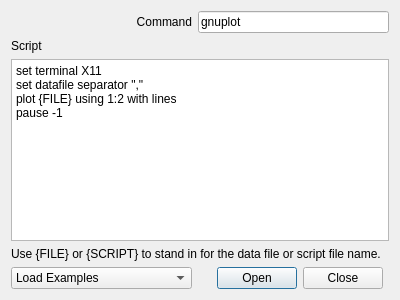
The window that plotdialog.ui (wd5gnr/qrigol) describes before a commit, drawn with Qt 5.
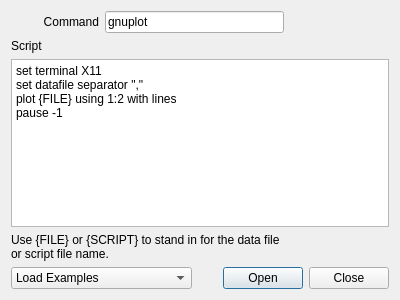
The same window after the commit.

What changed in the file:
```diff
--- a/plotdialog.ui
+++ b/plotdialog.ui
@@ -33,7 +33,7 @@
    <item row="0" column="1" colspan="2">
     <widget class="QLineEdit" name="plotcmd">
      <property name="sizePolicy">
-      <sizepolicy hsizetype="MinimumExpanding" vsizetype="Fixed">
+      <sizepolicy hsizetype="Minimum" vsizetype="Fixed">
        <horstretch>0</horstretch>
        <verstretch>0</verstretch>
       </sizepolicy>
@@ -43,6 +43,19 @@
      </property>
     </widget>
    </item>
+   <item row="0" column="3">
+    <spacer name="horizontalSpacer">
+     <property name="orientation">
+      <enum>Qt::Horizontal</enum>
+     </property>
+     <property name="sizeHint" stdset="0">
+      <size>
+       <width>91</width>
+       <height>20</height>
+      </size>
+     </property>
+    </spacer>
+   </item>
    <item row="1" column="0">
     <widget class="QLabel" name="label_3">
      <property name="text">
@@ -50,7 +63,7 @@
      </property>
     </widget>
    </item>
-   <item row="2" column="0" colspan="3">
+   <item row="2" column="0" colspan="4">
     <widget class="QPlainTextEdit" name="plotscript">
      <property name="plainText">
       <string>set terminal X11
@@ -60,7 +73,7 @@
      </property>
     </widget>
    </item>
-   <item row="3" column="0" colspan="2">
+   <item row="3" column="0" colspan="3">
     <widget class="QLabel" name="label">
      <property name="text">
       <string>Use {FILE} or {SCRIPT} to stand in for the data file or script file name.</string>
@@ -70,17 +83,7 @@
      </property>
     </widget>
    </item>
-   <item row="4" column="1">
-    <widget class="QDialogButtonBox" name="buttonBox">
-     <property name="orientation">
-      <enum>Qt::Horizontal</enum>
-     </property>
-     <property name="standardButtons">
-      <set>QDialogButtonBox::Close|QDialogButtonBox::Open</set>
-     </property>
-    </widget>
-   </item>
-   <item row="4" column="0">
+   <item row="4" column="0" colspan="2">
     <widget class="QComboBox" name="comboBox">
      <item>
       <property name="text">
@@ -114,6 +117,16 @@
      </item>
     </widget>
    </item>
+   <item row="4" column="2" colspan="2">
+    <widget class="QDialogButtonBox" name="buttonBox">
+     <property name="orientation">
+      <enum>Qt::Horizontal</enum>
+     </property>
+     <property name="standardButtons">
+      <set>QDialogButtonBox::Close|QDialogButtonBox::Open</set>
+     </property>
+    </widget>
+   </item>
   </layout>
  </widget>
  <resources/>
```
Left out of the diff: 11 changed lines with no effect on the pictures.
